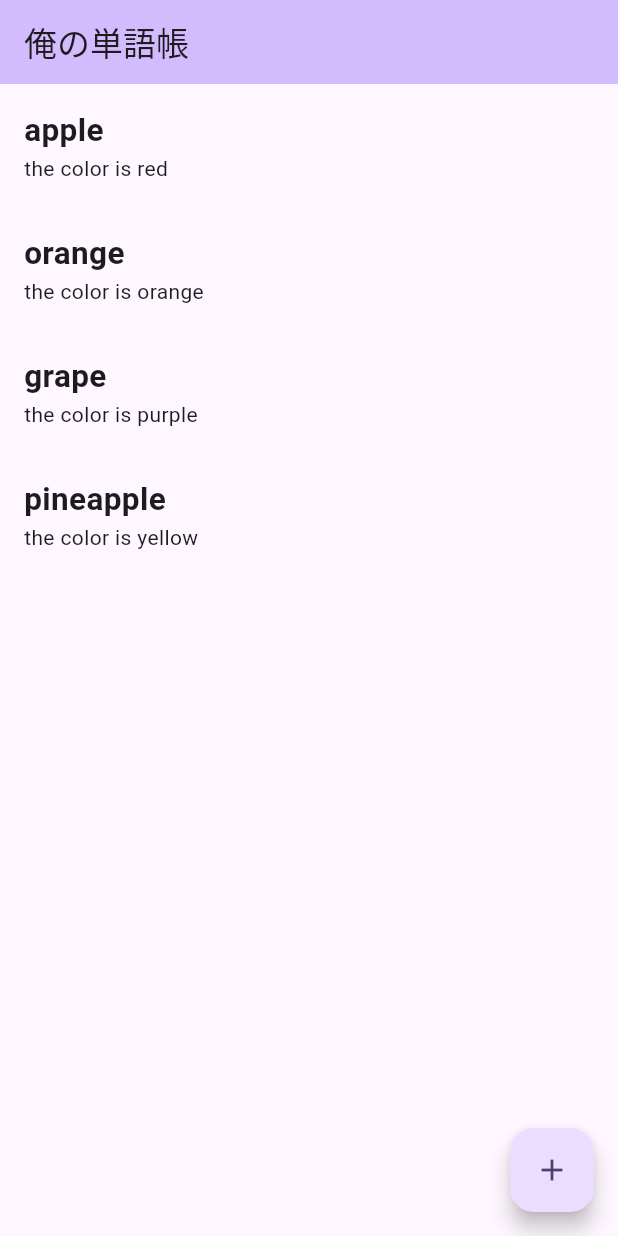
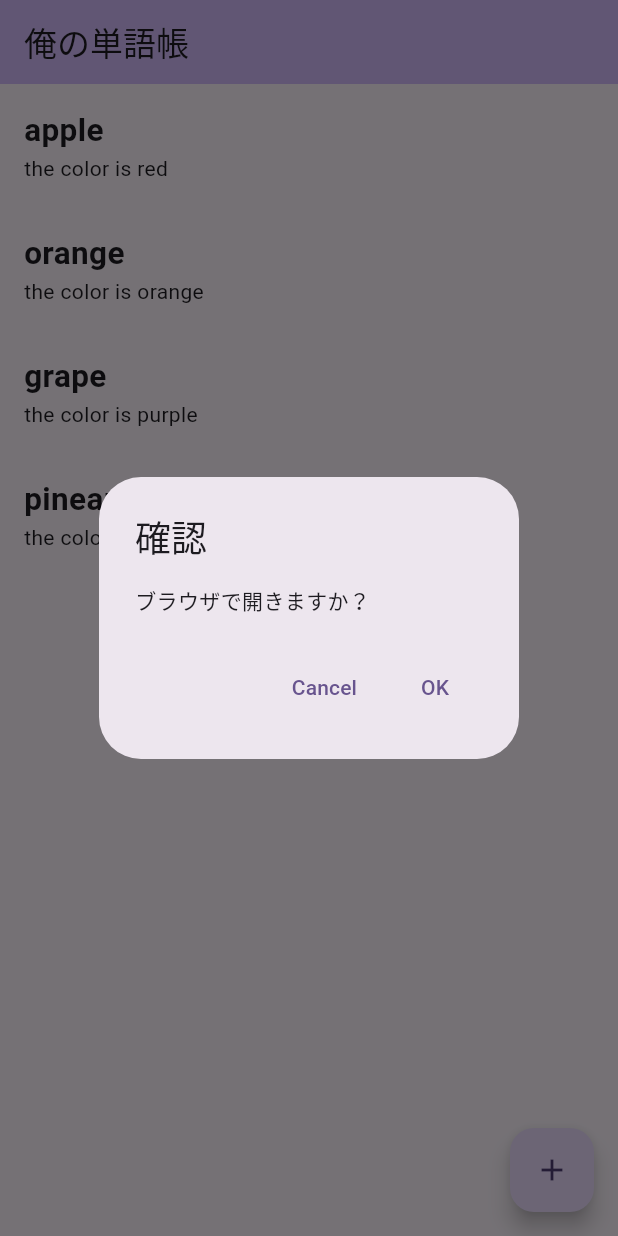
Before and after one commit to ushisantoasobu/FlutterPractice2023, a Flutter app: the screen it shows after launch, after a tap on "apple", on a phone screen of 412 x 824 dp. Run offline on Flutter 3.47's test engine with Material 3 defaults, Android fonts, the phone set to English and light mode, and no system bars.

Commit message:
アプリ内ブラウザでwebページを開けるように

```diff
--- a/en_words_on_web/lib/main.dart
+++ b/en_words_on_web/lib/main.dart
@@ -1,6 +1,7 @@
 import 'package:en_words_on_web/model/word.dart';
 import 'package:en_words_on_web/repository.dart';
 import 'package:flutter/material.dart';
+import 'package:url_launcher/url_launcher.dart';
 
 void main() {
   runApp(const MyApp());
@@ -59,7 +60,30 @@ class _WordListPageState extends State<WordListPage> {
           return WordItemView(
             word: _words[index],
             onTap: () {
-              print(_words[index].title);
+              if (_words[index].urlString != null) {
+                showDialog(
+                  context: context,
+                  builder: (context) {
+                    return AlertDialog(
+                      title: const Text("確認"),
+                      content: const Text("ブラウザで開きますか？"),
+                      actions: [
+                        TextButton(
+                          child: const Text("Cancel"),
+                          onPressed: () => Navigator.pop(context),
+                        ),
+                        TextButton(
+                          child: const Text("OK"),
+                          onPressed: () {
+                            Navigator.pop(context);
+                            _launchInBrowserView(_words[index].urlString!);
+                          },
+                        ),
+                      ],
+                    );
+                  },
+                );
+              }
             },
           );
         },
@@ -70,6 +94,13 @@ class _WordListPageState extends State<WordListPage> {
         child: const Icon(Icons.add),
       ),
     );
+  }
+
+  Future<void> _launchInBrowserView(String urlString) async {
+    final Uri url = Uri.parse(urlString);
+    if (!await launchUrl(url, mode: LaunchMode.inAppBrowserView)) {
+      throw Exception('Could not launch $url');
+    }
   }
 }
 
--- a/en_words_on_web/lib/repository.dart
+++ b/en_words_on_web/lib/repository.dart
@@ -2,13 +2,22 @@ import 'package:en_words_on_web/model/word.dart';
 
 class WordRepository {
   List<Word> words = [
-    Word(title: 'apple', description: 'the color is red', urlString: null),
-    Word(title: 'orange', description: 'the color is orange', urlString: null),
-    Word(title: 'grape', description: 'the color is purple', urlString: null),
+    Word(
+        title: 'apple',
+        description: 'the color is red',
+        urlString: "https://www.yahoo.co.jp/"),
+    Word(
+        title: 'orange',
+        description: 'the color is orange',
+        urlString: "https://www.yahoo.co.jp/"),
+    Word(
+        title: 'grape',
+        description: 'the color is purple',
+        urlString: "https://www.yahoo.co.jp/"),
     Word(
         title: 'pineapple',
         description: 'the color is yellow',
-        urlString: null),
+        urlString: "https://www.yahoo.co.jp/"),
   ];
 
   List<Word> fetch() {
--- a/en_words_on_web/pubspec.yaml
+++ b/en_words_on_web/pubspec.yaml
@@ -36,6 +36,7 @@ dependencies:
   # Use with the CupertinoIcons class for iOS style icons.
   cupertino_icons: ^1.0.2
   uuid: ^4.2.2
+  url_launcher: ^6.2.2
 
 dev_dependencies:
   flutter_test:
```
Also changed, not shown: en_words_on_web/pubspec.lock, 14 other files.
